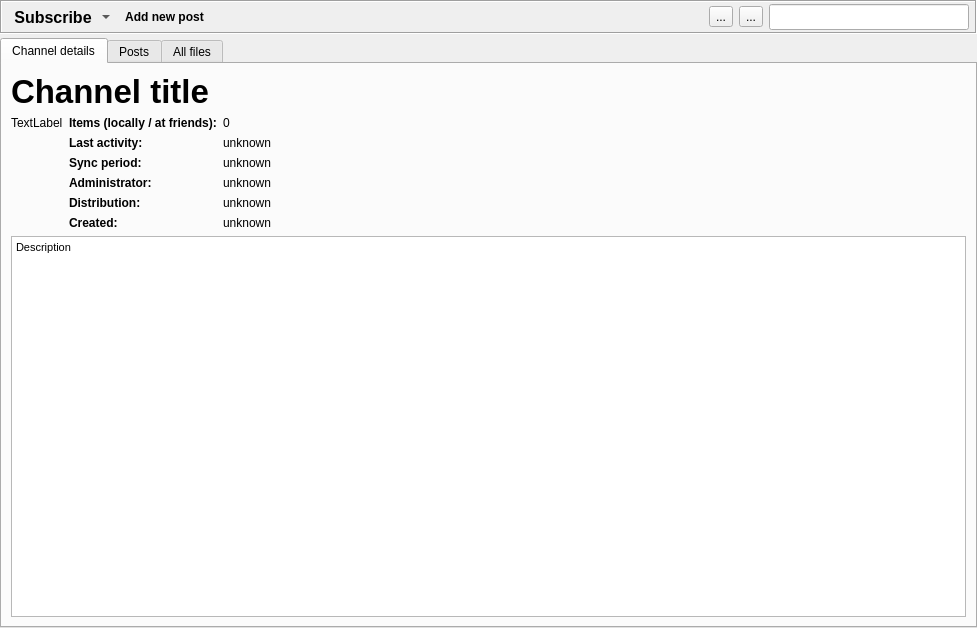
Qt form retroshare-gui/src/gui/gxschannels/GxsChannelPostsWidgetWithModel.ui (RetroShare/RetroShare) before a commit.
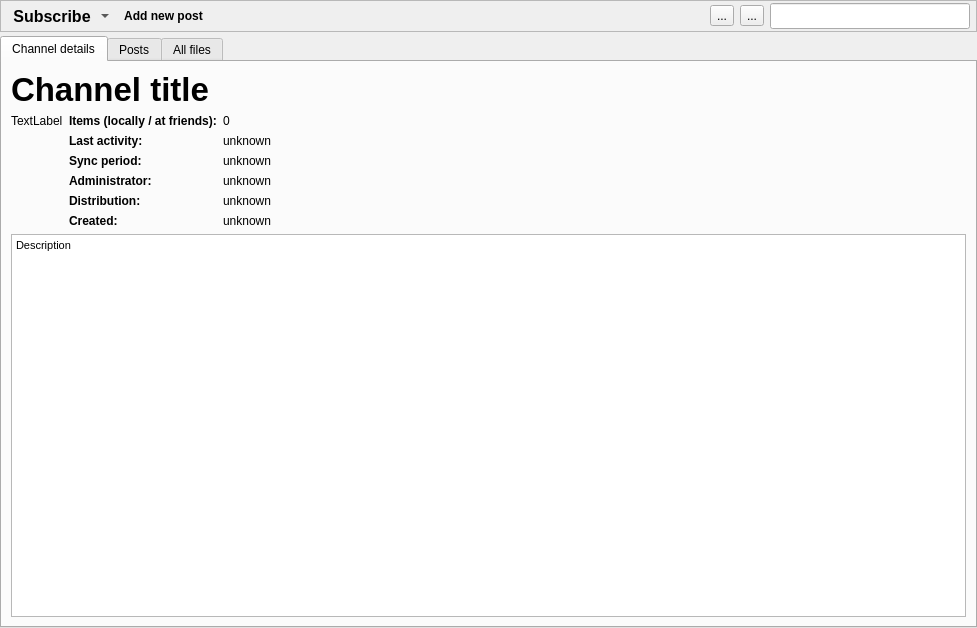
The same form after that commit. Icons and pictures are not drawn. Custom widgets are drawn as their Qt base class.

Commit message:
Fixed some frames to use StyledPanel to get styles on system theme
* update mac os section

Patch:
```diff
--- a/retroshare-gui/src/gui/gxschannels/GxsChannelPostsWidgetWithModel.ui
+++ b/retroshare-gui/src/gui/gxschannels/GxsChannelPostsWidgetWithModel.ui
@@ -29,10 +29,10 @@
    <item>
     <widget class="QFrame" name="toolBarFrame">
      <property name="frameShape">
-      <enum>QFrame::Box</enum>
+      <enum>QFrame::StyledPanel</enum>
      </property>
      <property name="frameShadow">
-      <enum>QFrame::Sunken</enum>
+      <enum>QFrame::Raised</enum>
      </property>
      <layout class="QHBoxLayout" name="horizontalLayout_2">
       <property name="leftMargin">
@@ -402,7 +402,7 @@
           <string notr="true">&lt;!DOCTYPE HTML PUBLIC &quot;-//W3C//DTD HTML 4.0//EN&quot; &quot;http://www.w3.org/TR/REC-html40/strict.dtd&quot;&gt;
 &lt;html&gt;&lt;head&gt;&lt;meta name=&quot;qrichtext&quot; content=&quot;1&quot; /&gt;&lt;style type=&quot;text/css&quot;&gt;
 p, li { white-space: pre-wrap; }
-&lt;/style&gt;&lt;/head&gt;&lt;body style=&quot; font-family:'Ubuntu'; font-size:11pt; font-weight:400; font-style:normal;&quot;&gt;
+&lt;/style&gt;&lt;/head&gt;&lt;body style=&quot; font-family:'.AppleSystemUIFont'; font-size:13pt; font-weight:400; font-style:normal;&quot;&gt;
 &lt;p style=&quot; margin-top:0px; margin-bottom:0px; margin-left:0px; margin-right:0px; -qt-block-indent:0; text-indent:0px;&quot;&gt;&lt;span style=&quot; font-family:'MS Shell Dlg 2'; font-size:8pt;&quot;&gt;Description&lt;/span&gt;&lt;/p&gt;&lt;/body&gt;&lt;/html&gt;</string>
          </property>
          <property name="textInteractionFlags">
```
The commit also changes 3 other files.
